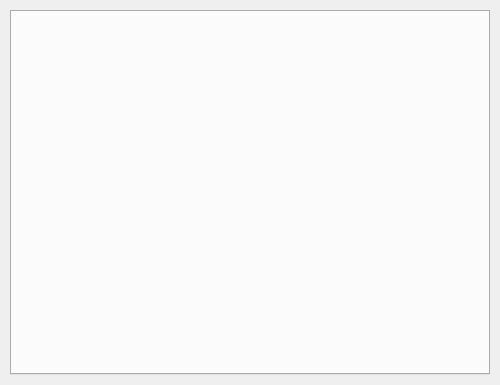
Old version of the form widgets/librarywidget.ui in the repository leafo/itchio-app-old.
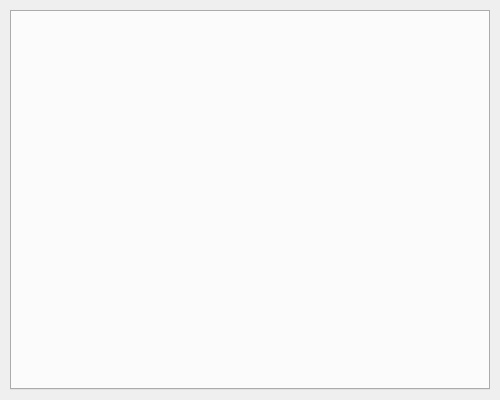
New version of the form.

Commit message: Library now adjusts layout on resize.

The edit to the form file:
```diff
--- a/widgets/librarywidget.ui
+++ b/widgets/librarywidget.ui
@@ -7,7 +7,7 @@
     <x>0</x>
     <y>0</y>
     <width>500</width>
-    <height>385</height>
+    <height>400</height>
    </rect>
   </property>
   <property name="sizePolicy">
@@ -19,7 +19,7 @@
   <property name="minimumSize">
    <size>
     <width>500</width>
-    <height>385</height>
+    <height>400</height>
    </size>
   </property>
   <property name="windowTitle">
@@ -75,7 +75,7 @@
        <property name="minimumSize">
         <size>
          <width>480</width>
-         <height>300</height>
+         <height>375</height>
         </size>
        </property>
        <property name="focusPolicy">
@@ -84,6 +84,9 @@
        <property name="autoFillBackground">
         <bool>false</bool>
        </property>
+       <property name="styleSheet">
+        <string notr="true"/>
+       </property>
        <property name="tabPosition">
         <enum>QTabWidget::West</enum>
        </property>
```
The commit also changes 4 other files.
